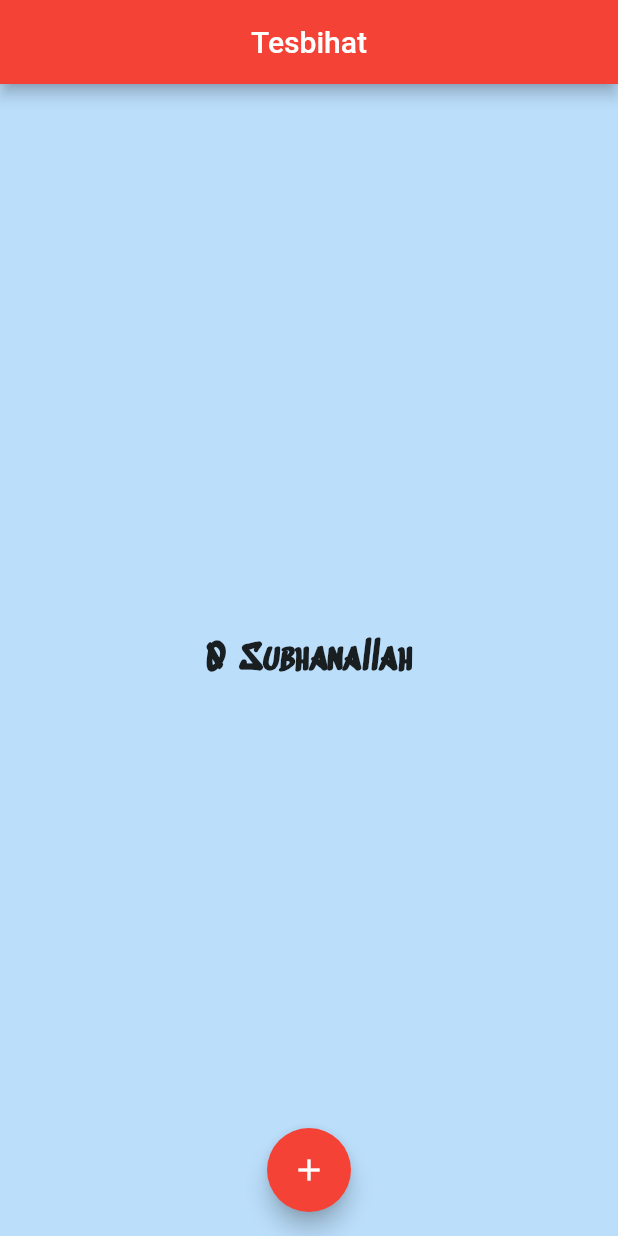
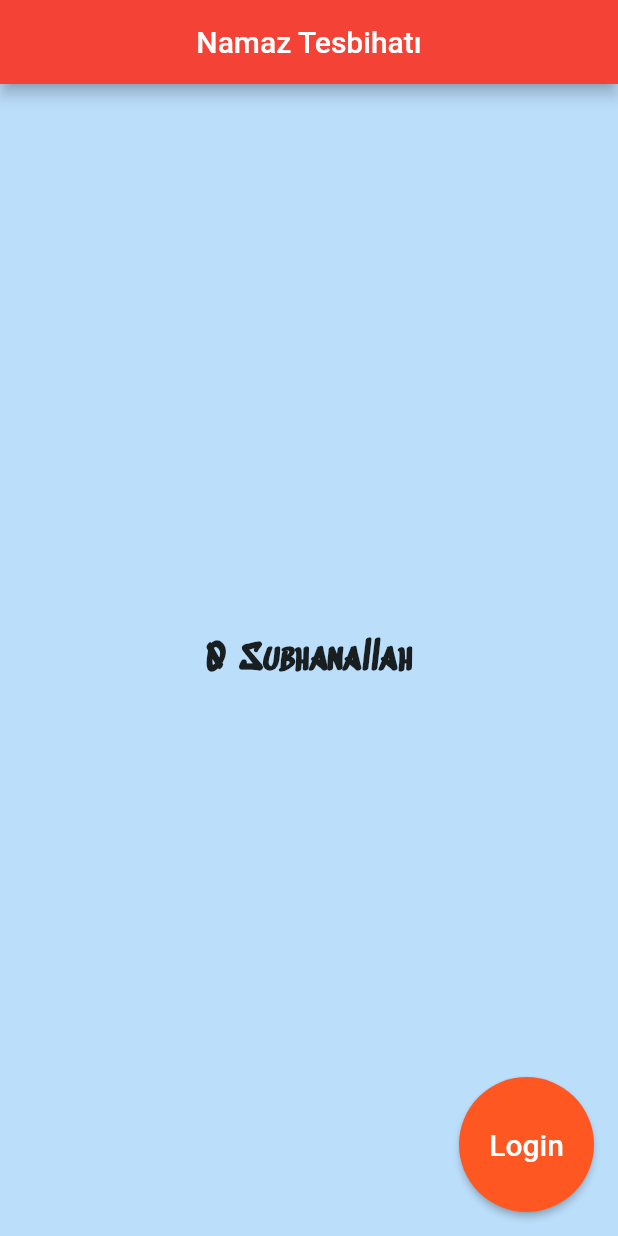
Before and after one commit to Talhaasan/tesbihat, a Flutter app: the screen it shows after launch, after a tap on "Namaz Tesbihatı", on a phone screen of 412 x 824 dp. Run offline on Flutter 3.47's test engine with Material 2 defaults, Android fonts, the phone set to English and light mode, and no system bars.

Commit message:
Main screen

```diff
--- a/lib/pages/home.dart
+++ b/lib/pages/home.dart
@@ -12,28 +12,76 @@ class _HomeState extends State<Home> {
     return new Scaffold(
       body: ListView(
         children: <Widget>[
-          // FlatButton.icon(onPressed: (){
-          //   Navigator.pushNamed(context, "/namazTesbihatı");
-          // },
-
-          // icon: Icon(Icons.arrow_right),
-          // color: Colors.lightGreen,
-          // label: Text("Namaz Tesbihatı"),
-
-          //    ),
-          ButtonTheme (
+             SizedBox(height: 50,),
+          ButtonTheme(
+              height: 150,
+              padding: const EdgeInsets.fromLTRB(0, 0, 0, 0),
               child: RaisedButton(
                 onPressed: () {
                   Navigator.pushNamed(context, "/namazTesbihatı");
                 },
                 child: Text("Namaz Tesbihatı"),
                 color: Colors.green[500],
-            shape:
-                RoundedRectangleBorder(borderRadius: BorderRadius.circular(15)),
+                shape: RoundedRectangleBorder(
+                    borderRadius: BorderRadius.circular(15)),
+              )),
+              SizedBox(height: 50,),
+          ButtonTheme(
+              height: 150,
+              child: RaisedButton(
+                onPressed: () {
+                  Navigator.pushNamed(context, "/namazTesbihatı");
+                },
+                child: Text("Özel Tesbihat",style:TextStyle(fontSize: 30,color: Colors.lightBlue[300]),),
+                color: Colors.green[500],
+                shape: RoundedRectangleBorder(
+                    borderRadius: BorderRadius.circular(15)),
               )
+              ),
+              SizedBox(height: 50,),
+               ButtonTheme(
+              height: 150,
+              child: RaisedButton(
+                onPressed: () {
+                  Navigator.pushNamed(context, "/namazTesbihatı");
+                },
+                child: Text("Namaz Tesbihatı"),
+                color: Colors.green[500],
+                shape: RoundedRectangleBorder(
+                    borderRadius: BorderRadius.circular(15)),
               )
+              ),
+
         ],
       ),
     );
+
+  }
+      Widget ozelTesbihatButton() {
+      return Container(
+          child: OutlineButton(
+
+              splashColor: Colors.green,
+
+              onPressed: () {},
+              shape: RoundedRectangleBorder(
+                  borderRadius: BorderRadius.circular(40)),
+              highlightElevation: 0,
+
+              //borderSide: BorderSide(color: Colors.grey),
+              child: Padding(
+                  padding: const EdgeInsets.fromLTRB(0, 10, 0, 10),
+                  child: Column(children: <Widget>[
+                    Row(
+                        mainAxisSize: MainAxisSize.min,
+                        mainAxisAlignment: MainAxisAlignment.center,
+                        children: <Widget>[
+                          Padding(
+                              padding: const EdgeInsets.only(left: 10),
+                              child: Text('Sign in with Google',
+                                  style: TextStyle(
+                                      fontSize: 20, color: Colors.black)))
+                        ])
+                  ]))));
     }
 }
--- a/lib/pages/namaztesbihatı.dart
+++ b/lib/pages/namaztesbihatı.dart
@@ -1,69 +1,67 @@
 import 'package:flutter/material.dart';
+
 //import 'package:tesbihat/pages/main.dart';
 class NamazTesbihati extends StatefulWidget {
   @override
   _NamazTesbihati createState() => _NamazTesbihati();
 }
-int count=0;
-String tesbih="Subhanallah";
-class _NamazTesbihati extends State<NamazTesbihati>{
+
+int count = 0;
+String tesbih = "Subhanallah";
+
+class _NamazTesbihati extends State<NamazTesbihati> {
   @override
   Widget build(BuildContext context) {
     return MaterialApp(
-
       title: 'Tesbihat',
-
       home: Scaffold(
-
-
         backgroundColor: Colors.blue[100],
-        appBar: AppBar(backgroundColor: Colors.red,
-        title: Text("Tesbihat"),
+        appBar: AppBar(
+          backgroundColor: Colors.red,
+          title: Text("Namaz Tesbihatı"),
           centerTitle: true,
-
         ),
-
         body: Center(
-
-        child: Text(count.toString()+" "+tesbih,
-
-
-
-        style: TextStyle(fontSize: 25,fontWeight: FontWeight.bold,fontFamily: 'sedgwick' ),
-
+          child: Text(
+            count.toString() + " " + tesbih,
+            style: TextStyle(
+                fontSize: 25,
+                fontWeight: FontWeight.bold,
+                fontFamily: 'sedgwick'),
           ),
-
-
         ),
-
-        floatingActionButton: FloatingActionButton(
-
-          onPressed:(){
+        floatingActionButton: Container(
+            width: 90,
+            height: 90,
+            child: RaisedButton(
+                onPressed: () {
                   setState(() {
-              count+=1;
+                    count += 1;
                   });
-            if(count==33){
-              tesbih="Elhamdulillah";
-            }
-            else if(count==66){
-              tesbih="Allahu Ekber";
-            }
-            else if(count==99){
-              Navigator.pushNamed(context,"/");
+                  if (count == 33) {
+                    tesbih = "Elhamdulillah";
+                  } else if (count == 66) {
+                    tesbih = "Allahu Ekber";
+                  } else if (count == 99) {
+                    Navigator.pushNamed(context, "/");
                   }
                 },
-          child: Icon(Icons.add),
-          backgroundColor: Colors.red,
-          autofocus: true,
-          splashColor: Colors.blue,
-
+                color: Colors.deepOrange,
+                textColor: Colors.white,
+                shape: CircleBorder(side: BorderSide.none),
+                child: Text('Login', style: TextStyle(fontSize: 20.0)))),
       ),
-        floatingActionButtonLocation: FloatingActionButtonLocation.centerFloat,
-
-
-      ),
-
     );
-
   }
 }
+// onPressed: () {
+//             setState(() {
+//               count += 1;
+//             });
+//             if (count == 33) {
+//               tesbih = "Elhamdulillah";
+//             } else if (count == 66) {
+//               tesbih = "Allahu Ekber";
+//             } else if (count == 99) {
+//               Navigator.pushNamed(context, "/");
+//             }
```
Lines whose indentation alone changed are shown as unchanged.
